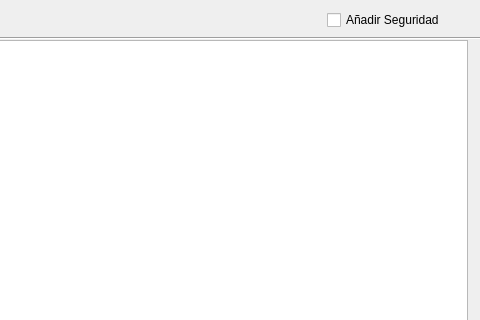
The window that VentanaArchivo.ui (vale18carvajal/ProyectoPython) describes before a commit, drawn with Qt 5; both pictures show x 233 to 713 and y 0 to 320 of the 713 by 604 pixel window.
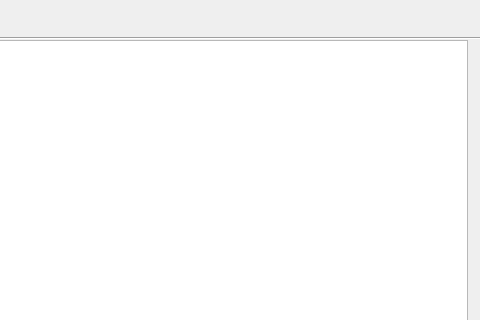
The same window after the commit. Icons and pictures are not drawn.

Commit message: Se añade funcionalidad de ver reporte de archivos

Diff of the .ui file:
```diff
--- a/VentanaArchivo.ui
+++ b/VentanaArchivo.ui
@@ -79,23 +79,6 @@
      <normaloff>Iconos/eraser.png</normaloff>Iconos/eraser.png</iconset>
    </property>
   </widget>
-  <widget class="QCheckBox" name="checkBox">
-   <property name="geometry">
-    <rect>
-     <x>560</x>
-     <y>10</y>
-     <width>141</width>
-     <height>20</height>
-    </rect>
-   </property>
-   <property name="text">
-    <string>Añadir Seguridad</string>
-   </property>
-   <property name="icon">
-    <iconset>
-     <normaloff>Iconos/padlock.png</normaloff>Iconos/padlock.png</iconset>
-   </property>
-  </widget>
  </widget>
  <resources/>
  <connections/>
```
The commit also changes 6 other files.
